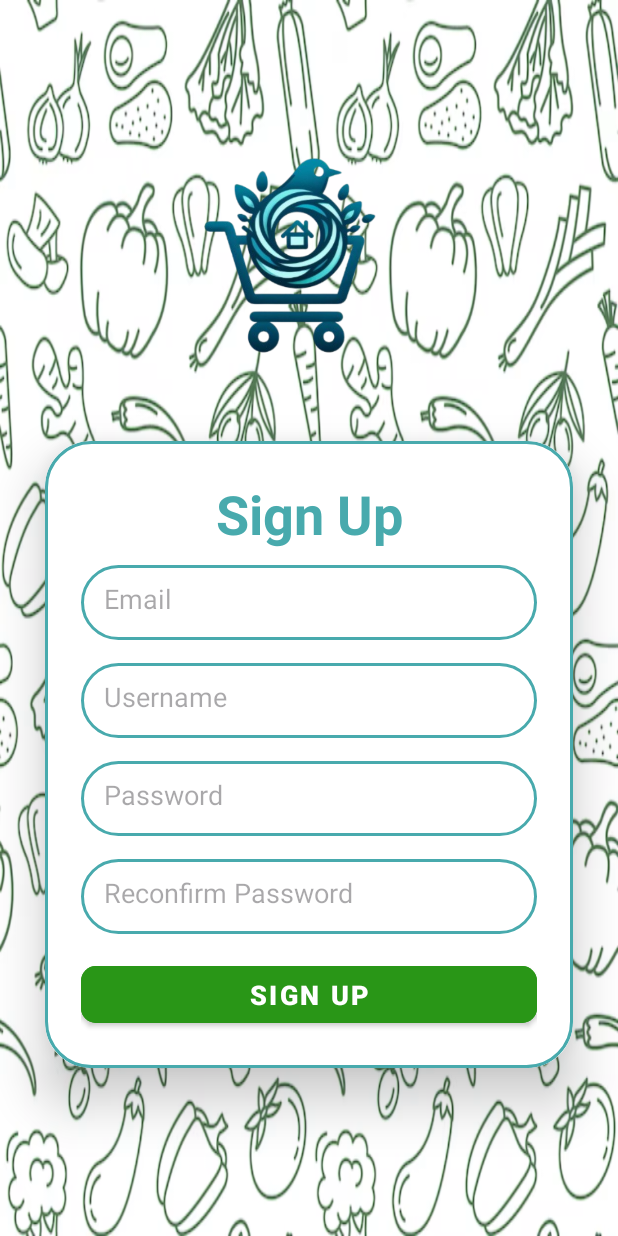
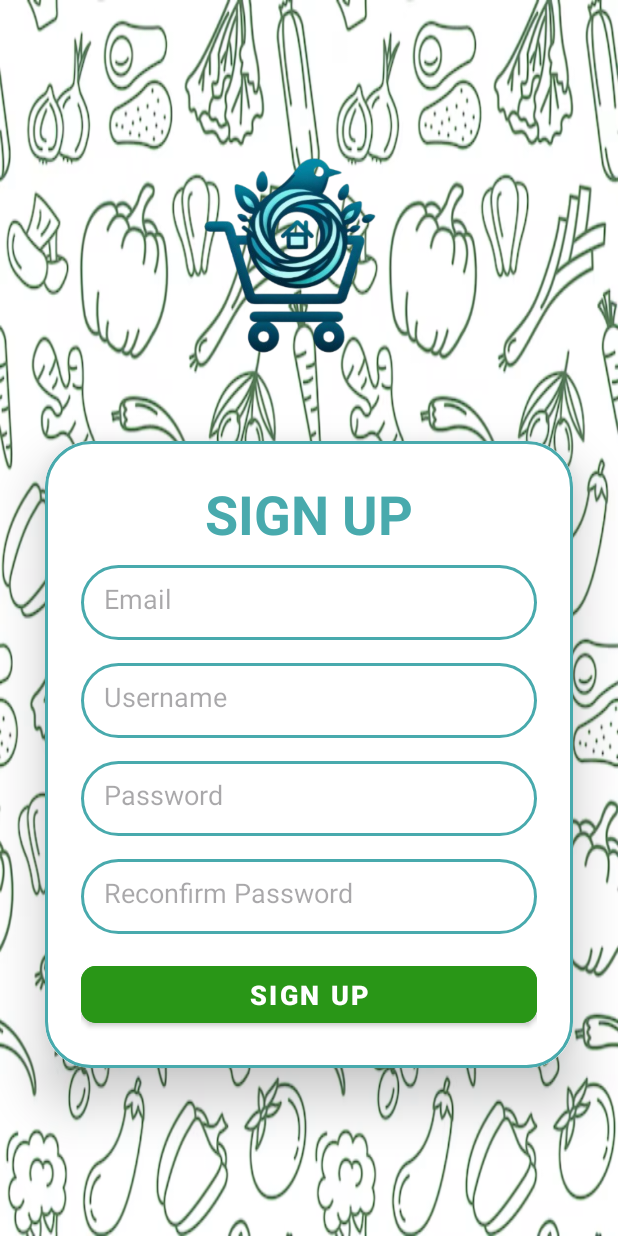
Before and after one commit to liangkuanhon/Groceries, an Android app: the screen it shows after launch (SignupActivity), after a tap on "SIGN UP", on a phone screen of 412 x 824 dp. Run offline under Robolectric (Android 15) with nearby library versions, the phone set to English and light mode, and no system bars; our stand-ins replace Firebase (no records; nobody signed in at launch, a user with empty details on screens opened directly); 1 other tap on this screen came first.

Commit message:
login and signup activity debugged

```diff
--- a/app/src/main/java/com/example/groceries/LoginActivity.java
+++ b/app/src/main/java/com/example/groceries/LoginActivity.java
@@ -171,22 +171,10 @@ public class LoginActivity extends AppCompatActivity {
     }
 
     private void validateUser(DataSnapshot snapshot, String userPassword) {
-        /*String passwordFromDB = snapshot.child("password").getValue(String.class);
-
-        if (passwordFromDB != null && passwordFromDB.equals(userPassword)) {
-            Intent intent = new Intent(LoginActivity.this, MainActivity.class);
-            startActivity(intent);
-        } else {
-            // Wrong password
-            login_password.setError("Wrong Password");
-            login_password.requestFocus();
-        }*/
-        // Check if the snapshot represents a single user node (for checkUsername)
         if (snapshot.hasChild("password")) {
-            // Single user node (checkUsername case)
+            // (checkUsername case)
             String passwordFromDB = snapshot.child("password").getValue(String.class);
             if (passwordFromDB != null && passwordFromDB.equals(userPassword)) {
-                // Password matches, login successful
                 Intent intent = new Intent(LoginActivity.this, MainActivity.class);
                 startActivity(intent);
             } else {
@@ -195,14 +183,13 @@ public class LoginActivity extends AppCompatActivity {
                 login_password.requestFocus();
             }
         } else {
-            // Multiple user nodes (checkEmail case)
+            // (checkEmail case)
             for (DataSnapshot userSnapshot : snapshot.getChildren()) {
                 String passwordFromDB = userSnapshot.child("password").getValue(String.class);
                 if (passwordFromDB != null && passwordFromDB.equals(userPassword)) {
-                    // Password matches, login successful
                     Intent intent = new Intent(LoginActivity.this, MainActivity.class);
                     startActivity(intent);
-                    return; // Exit the method after successful login
+                    finish();
                 }
             }
             // If no matching password is found
@@ -210,5 +197,4 @@ public class LoginActivity extends AppCompatActivity {
             login_password.requestFocus();
         }
     }
-
 }
--- a/app/src/main/java/com/example/groceries/MainActivity.java
+++ b/app/src/main/java/com/example/groceries/MainActivity.java
@@ -57,8 +57,5 @@ public class MainActivity extends AppCompatActivity {
         finish(); // Close MainActivity to prevent the user from returning to it
     }
 
-    public void yourGroupsView(){
-
-    }
 
 }
--- a/app/src/main/res/layout/activity_main.xml
+++ b/app/src/main/res/layout/activity_main.xml
@@ -5,16 +5,16 @@
     android:id="@+id/main"
     android:layout_width="match_parent"
     android:layout_height="match_parent"
-    android:background="@drawable/groceries_background"
+    android:background="@color/white"
     tools:context=".MainActivity">
 
 
     <!-- TextView for "WELCOME!" -->
     <TextView
-        android:id="@+id/welcome_textview"
+    android:id="@+id/welcome_textview"
     android:layout_width="wrap_content"
     android:layout_height="wrap_content"
-    android:text="WELCOME!"
+    android:text="Hi"
     app:layout_constraintBottom_toBottomOf="parent"
     app:layout_constraintEnd_toEndOf="parent"
     app:layout_constraintHorizontal_bias="0.498"
--- a/app/src/main/res/layout/activity_signup.xml
+++ b/app/src/main/res/layout/activity_signup.xml
@@ -6,7 +6,6 @@
     android:id="@+id/main"
     android:layout_width="match_parent"
     android:layout_height="match_parent"
-    android:orientation="vertical"
     android:gravity="center"
     android:background="@drawable/groceries_background"
     tools:context=".SignupActivity">
@@ -47,7 +46,7 @@
                 android:id="@+id/signup_title"
                 android:layout_width="match_parent"
                 android:layout_height="wrap_content"
-                android:text="Sign Up"
+                android:text="@string/signup"
                 android:textAlignment="center"
                 android:textColor="@color/teal"
                 android:textSize="36sp"
@@ -60,7 +59,8 @@
                 android:background="@drawable/teal_border"
                 android:layout_marginTop="10dp"
                 android:padding="15dp"
-                android:hint="Email"/>
+                android:hint="@string/email"
+                android:singleLine="true"/>
 
             <EditText
                 android:id="@+id/signup_username"
@@ -69,7 +69,8 @@
                 android:background="@drawable/teal_border"
                 android:layout_marginTop="15dp"
                 android:padding="15dp"
-                android:hint="Username"/>
+                android:hint="@string/username"
+                android:singleLine="true"/>
 
             <EditText
                 android:id="@+id/signup_password"
@@ -77,8 +78,9 @@
                 android:layout_height="50dp"
                 android:layout_marginTop="15dp"
                 android:background="@drawable/teal_border"
-                android:hint="Password"
-                android:padding="15dp" />
+                android:hint="@string/password"
+                android:padding="15dp"
+                android:singleLine="true"/>
 
             <EditText
                 android:id="@+id/signup_reconfirm_password"
@@ -86,8 +88,9 @@
                 android:layout_height="50dp"
                 android:layout_marginTop="15dp"
                 android:background="@drawable/teal_border"
-                android:hint="Reconfirm Password"
-                android:padding="15dp" />
+                android:hint="@string/reconfirm"
+                android:padding="15dp"
+                android:singleLine="true"/>
 
             <com.google.android.material.button.MaterialButton
                 android:id="@+id/signup_button"
@@ -95,7 +98,7 @@
                 android:layout_height="50dp"
                 android:layout_marginTop="15dp"
                 android:padding="5dp"
-                android:text="SIGN UP"
+                android:text="@string/signup"
                 android:textSize="18sp"
                 android:textStyle="bold"
                 android:backgroundTint="@color/slimy_green"
--- a/app/src/main/res/values/colors.xml
+++ b/app/src/main/res/values/colors.xml
@@ -3,6 +3,7 @@
     <color name="black">#FF000000</color>
     <color name="white">#FFFFFFFF</color>
     <color name="blue">#0000FF</color>
+    <color name="grey">#7f7f7f</color>
     <color name="navy">#000080</color>
     <color name="sky_blue">#87CEEB</color>
     <color name="steel_blue">#4682B4</color>
--- a/app/src/main/res/values/strings.xml
+++ b/app/src/main/res/values/strings.xml
@@ -1,3 +1,19 @@
 <resources>
+    <!-- string resources login activity -->
     <string name="app_name">Groceries</string>
+    <string name="email_or_user">Email or Username</string>
+    <string name="password">Password</string>
+    <string name="login">LOG IN</string>
+    <string name="signup">SIGN UP</string>
+
+    <!-- string resources signup activity -->
+    <string name="email">Email</string>
+    <string name="username">Username</string>
+    <string name="reconfirm">Reconfirm Password</string>
+
+    <!-- string resources name activity -->
+    <string name="next">NEXT</string>
+    <string name="name_string1">Choose Name</string>
+    <string name="name_string2">You can always change it later</string>
+    <string name="name">Name</string>
 </resources>
```
Also changed, not shown: app/src/main/AndroidManifest.xml (+9 -11 lines), app/src/main/java/com/example/groceries/HelperClass.java (+7 -1 lines), app/src/main/java/com/example/groceries/SignupActivity.java (+22 -5 lines), app/src/main/res/layout/activity_login.xml (+7 -5 lines).
